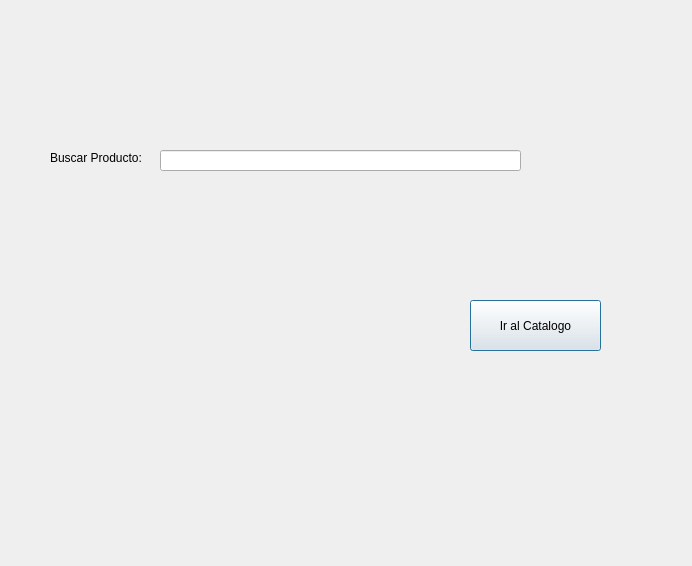
Qt form OrangoTango/cuenta.ui (AlejandroMB1/OrangoTango) before a commit.
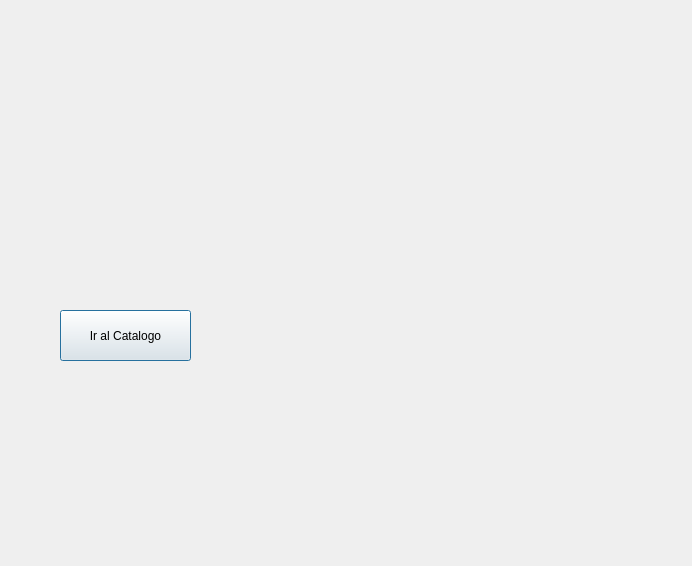
The same form after that commit.

```diff
--- a/OrangoTango/cuenta.ui
+++ b/OrangoTango/cuenta.ui
@@ -19,8 +19,8 @@
   <widget class="QPushButton" name="IralCatalogo">
    <property name="geometry">
     <rect>
-     <x>470</x>
-     <y>300</y>
+     <x>60</x>
+     <y>310</y>
      <width>131</width>
      <height>51</height>
     </rect>
@@ -29,32 +29,6 @@
     <string>Ir al Catalogo</string>
    </property>
   </widget>
-  <widget class="QLineEdit" name="BuscarP">
-   <property name="geometry">
-    <rect>
-     <x>160</x>
-     <y>150</y>
-     <width>361</width>
-     <height>21</height>
-    </rect>
-   </property>
-   <property name="text">
-    <string/>
-   </property>
-  </widget>
-  <widget class="QLabel" name="label">
-   <property name="geometry">
-    <rect>
-     <x>50</x>
-     <y>150</y>
-     <width>91</width>
-     <height>16</height>
-    </rect>
-   </property>
-   <property name="text">
-    <string>Buscar Producto:</string>
-   </property>
-  </widget>
  </widget>
  <resources/>
  <connections/>
```
